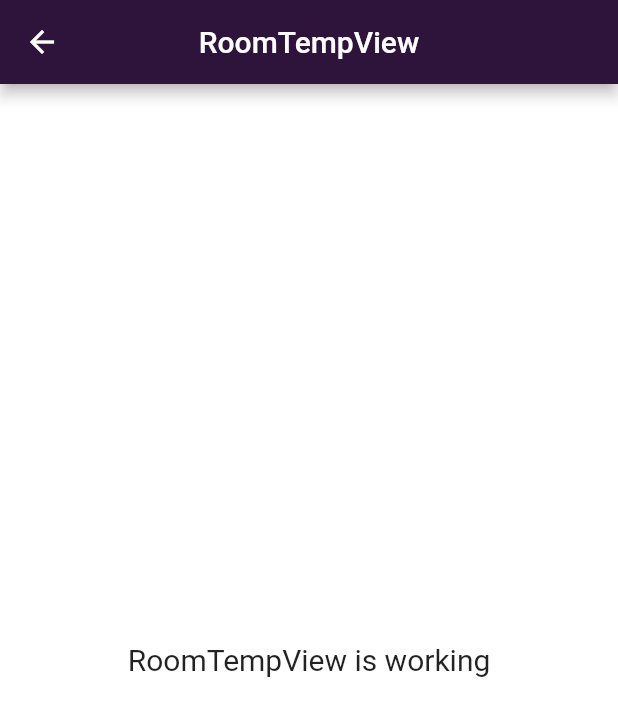
After one commit to JobinBiju/Home-Fi, a Flutter app: the screen it shows after launch, after a tap on an icon or button, on a phone screen of 412 x 824 dp. The commit adds this screen. Shown: the top 716 px of the screen. Run offline on Flutter 3.47's test engine with Material 2 defaults, Android fonts, the phone set to English and light mode, and no system bars; our stand-ins replace flutter_svg, font_awesome_flutter, get, google_fonts, lottie.

Commit message:
Added Room Temp Module

```diff
--- a/lib/app/modules/home/views/dashboard_view.dart
+++ b/lib/app/modules/home/views/dashboard_view.dart
@@ -5,6 +5,7 @@ import 'package:home_fi/app/global_widgets/room_selector.dart';
 import 'package:home_fi/app/global_widgets/smart_systems.dart';
 import 'package:home_fi/app/global_widgets/user_avathar.dart';
 import 'package:home_fi/app/modules/home/controllers/home_controller.dart';
+import 'package:home_fi/app/modules/room_temp/views/room_temp_view.dart';
 import 'package:home_fi/app/theme/color_theme.dart';
 import 'package:home_fi/app/theme/text_theme.dart';
 
@@ -89,7 +90,11 @@ class DashboardView extends GetView<HomeController> {
                       },
                     ),
                     SizedBox(height: size.height * 0.03),
-                    Container(
+                    GestureDetector(
+                      onTap: () {
+                        Get.to(() => RoomTempView());
+                      },
+                      child: Container(
                         height: Get.height * 0.082,
                         padding:
                             EdgeInsets.symmetric(horizontal: 20, vertical: 5),
@@ -118,6 +123,7 @@ class DashboardView extends GetView<HomeController> {
                               ),
                             ),
                           ],
+                        ),
                       ),
                     ),
                     SizedBox(height: size.height * 0.03),
--- /dev/null
+++ b/lib/app/modules/room_temp/views/room_temp_view.dart
@@ -0,0 +1,23 @@
+import 'package:flutter/material.dart';
+
+import 'package:get/get.dart';
+
+import '../controllers/room_temp_controller.dart';
+
+class RoomTempView extends GetView<RoomTempController> {
+  @override
+  Widget build(BuildContext context) {
+    return Scaffold(
+      appBar: AppBar(
+        title: Text('RoomTempView'),
+        centerTitle: true,
+      ),
+      body: Center(
+        child: Text(
+          'RoomTempView is working',
+          style: TextStyle(fontSize: 20),
+        ),
+      ),
+    );
+  }
+}
--- a/lib/app/routes/app_pages.dart
+++ b/lib/app/routes/app_pages.dart
@@ -2,6 +2,8 @@ import 'package:get/get.dart';
 
 import 'package:home_fi/app/modules/home/bindings/home_binding.dart';
 import 'package:home_fi/app/modules/home/views/home_view.dart';
+import 'package:home_fi/app/modules/room_temp/bindings/room_temp_binding.dart';
+import 'package:home_fi/app/modules/room_temp/views/room_temp_view.dart';
 import 'package:home_fi/app/modules/splash_screen/bindings/splash_screen_binding.dart';
 import 'package:home_fi/app/modules/splash_screen/views/splash_screen_view.dart';
 
@@ -21,5 +23,10 @@ class AppPages {
       page: () => SplashScreenView(),
       binding: SplashScreenBinding(),
     ),
+    GetPage(
+      name: _Paths.ROOM_TEMP,
+      page: () => RoomTempView(),
+      binding: RoomTempBinding(),
+    ),
   ];
 }
--- a/lib/app/routes/app_routes.dart
+++ b/lib/app/routes/app_routes.dart
@@ -4,9 +4,11 @@ part of 'app_pages.dart';
 abstract class Routes {
   static const HOME = _Paths.HOME;
   static const SPLASH_SCREEN = _Paths.SPLASH_SCREEN;
+  static const ROOM_TEMP = _Paths.ROOM_TEMP;
 }
 
 abstract class _Paths {
   static const HOME = '/home';
   static const SPLASH_SCREEN = '/splash-screen';
+  static const ROOM_TEMP = '/room-temp';
 }
--- a/pubspec.yaml
+++ b/pubspec.yaml
@@ -12,12 +12,15 @@ dependencies:
   flutter:
     sdk: flutter
   cupertino_icons: ^1.0.2
-  flutter_svg: ^0.19.3
+  flutter_blue: ^0.8.0
+  flutter_circle_color_picker: ^0.3.0
+  flutter_svg: ^0.22.0
   font_awesome_flutter: ^9.0.0
   get: 4.1.4
   get_storage: ^2.0.2
   google_fonts: ^1.1.1
   lottie: ^1.0.1
+  sleek_circular_slider: ^2.0.0
 
 dev_dependencies:
   flutter_test:
```
Also changed, not shown: lib/app/modules/room_temp/bindings/room_temp_binding.dart (added, +12 -0 lines), lib/app/modules/room_temp/controllers/room_temp_controller.dart (added, +20 -0 lines), pubspec.lock, 1 other file. Lines whose indentation alone changed are shown as unchanged.
